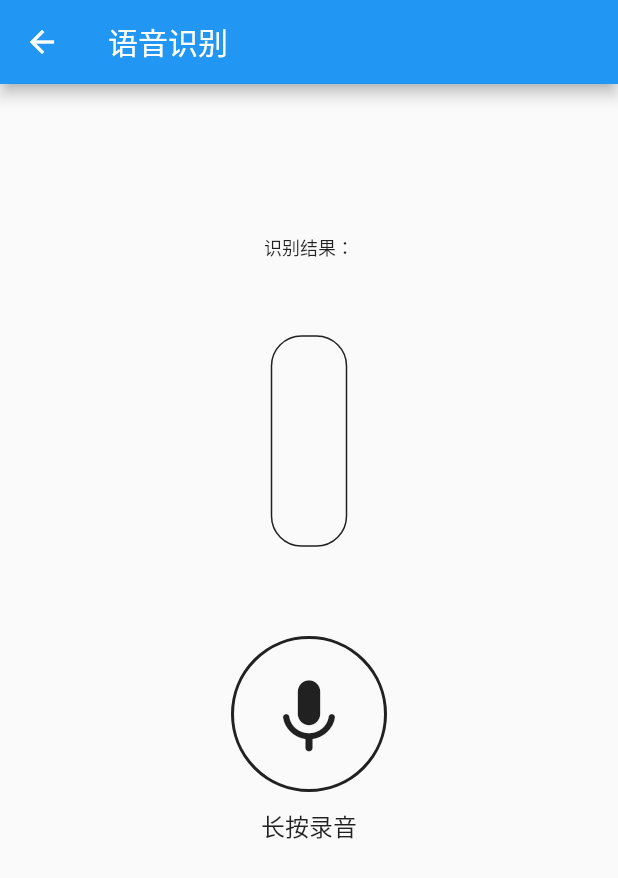
After one commit to lixp185/xfyy_demo, a Flutter app: the screen it shows after launch, after a tap on "语音识别", on a phone screen of 412 x 824 dp. The commit adds this screen. Shown: the top 878 px of the screen. Run offline on Flutter 3.47's test engine with Material 2 defaults, Android fonts, the phone set to English and light mode, and no system bars; our stand-ins replace logger, permission_handler; missing offline and left inert: audio_session, flutter_sound; network calls fail; statements that could not run were skipped.

Commit message:
增加语音听写demo

```diff
--- /dev/null
+++ b/example/lib/canvas/voice_animtor.dart
@@ -0,0 +1,71 @@
+import 'package:flutter/material.dart';
+import 'dart:ui' as ui;
+
+/// 作者： lixp
+/// 创建时间： 2022/6/17 15:51
+/// 类介绍：音波
+class VoiceAnimation extends StatefulWidget {
+  final ValueNotifier<double> voiceNum;
+
+  const VoiceAnimation({Key? key, required this.voiceNum}) : super(key: key);
+
+  @override
+  _VoiceAnimationState createState() => _VoiceAnimationState();
+}
+
+class _VoiceAnimationState extends State<VoiceAnimation> {
+  @override
+  Widget build(BuildContext context) {
+    return CustomPaint(
+      size: const Size(100, 140),
+      painter: _VoicePainter(widget.voiceNum),
+    );
+  }
+}
+
+class _VoicePainter extends CustomPainter {
+  final ValueNotifier<double> voiceNum;
+
+  _VoicePainter(this.voiceNum) : super(repaint: voiceNum);
+
+  @override
+  void paint(Canvas canvas, Size size) {
+    Paint paint = Paint()
+      ..color = Colors.black87
+      ..style = PaintingStyle.stroke
+      ..strokeWidth = 1;
+
+    canvas.drawRRect(
+        RRect.fromRectXY(
+            Rect.fromCenter(
+                center: Offset(size.width / 2, size.height / 2),
+                width: size.width / 2,
+                height: size.height),
+            20,
+            20),
+        paint);
+
+    canvas.drawRRect(
+        RRect.fromRectXY(
+            Rect.fromCenter(
+                center: Offset(size.width / 2, size.height / 2),
+                width: size.width / 2,
+                height: size.height),
+            20,
+            20),
+        paint
+          ..style = PaintingStyle.fill
+          ..shader = ui.Gradient.linear(
+              Offset(size.width / 2, size.height),
+              Offset(size.width / 2,
+                  size.height - size.height * voiceNum.value / 120),
+              [Colors.blue, Colors.red],
+              [1.0 / 4, 1.0 / 1],
+              TileMode.decal));
+  }
+
+  @override
+  bool shouldRepaint(covariant _VoicePainter oldDelegate) {
+    return voiceNum != oldDelegate.voiceNum;
+  }
+}
--- /dev/null
+++ b/example/lib/voice_to_text.dart
@@ -0,0 +1,197 @@
+import 'dart:async';
+
+import 'package:audio_session/audio_session.dart';
+import 'package:flutter/material.dart';
+import 'package:flutter_sound/flutter_sound.dart';
+import 'package:permission_handler/permission_handler.dart';
+import 'package:logger/logger.dart';
+import 'package:xfyy_demo/xfyy_demo.dart';
+
+import 'canvas/voice_animtor.dart';
+
+/// 作者： lixp
+/// 创建时间： 2022/6/17 10:21
+/// 类介绍：语音转文本
+class VoiceText extends StatefulWidget {
+  const VoiceText({Key? key}) : super(key: key);
+
+  @override
+  _VoiceTextState createState() => _VoiceTextState();
+}
+
+class _VoiceTextState extends State<VoiceText> {
+  final FlutterSoundRecorder _mRecorder =
+      FlutterSoundRecorder(logLevel: Level.debug);
+
+  /// 实时语音听写
+  /// 最长支持1分钟即使语音听写
+  /// 超出1分钟请参考语音转写
+  Timer? _timer;
+  int currentTime = 60;
+
+  XfSocket? xfSocket;
+
+  /// 识别文本
+  String text = "";
+
+  /// 是否在说话
+  bool isTalking = false;
+
+  /// 声音大小 0 - 120
+  ValueNotifier<double> voiceNum = ValueNotifier<double>(0.0);
+
+  @override
+  void initState() {
+    super.initState();
+
+    initRecorder();
+  }
+
+  /// 初始化录音
+  Future<void> initRecorder() async {
+    var status = await Permission.microphone.request();
+    if (status != PermissionStatus.granted) {
+      throw RecordingPermissionException('Microphone permission not granted');
+    }
+    await _mRecorder.openRecorder();
+
+    // 设置音频音量获取频率
+    _mRecorder.setSubscriptionDuration(
+      const Duration(milliseconds: 100),
+    );
+    _mRecorder.onProgress!.listen((event) {
+      // 0 - 120
+      voiceNum.value = event.decibels ?? 0;
+    });
+
+    final session = await AudioSession.instance;
+    await session.configure(AudioSessionConfiguration(
+      avAudioSessionCategory: AVAudioSessionCategory.playAndRecord,
+      avAudioSessionCategoryOptions:
+          AVAudioSessionCategoryOptions.allowBluetooth |
+              AVAudioSessionCategoryOptions.defaultToSpeaker,
+      avAudioSessionMode: AVAudioSessionMode.spokenAudio,
+      avAudioSessionRouteSharingPolicy:
+          AVAudioSessionRouteSharingPolicy.defaultPolicy,
+      avAudioSessionSetActiveOptions: AVAudioSessionSetActiveOptions.none,
+      androidAudioAttributes: const AndroidAudioAttributes(
+        contentType: AndroidAudioContentType.speech,
+        flags: AndroidAudioFlags.none,
+        usage: AndroidAudioUsage.voiceCommunication,
+      ),
+      androidAudioFocusGainType: AndroidAudioFocusGainType.gain,
+      androidWillPauseWhenDucked: true,
+    ));
+  }
+
+  StreamSubscription? _mRecordingDataSubscription;
+
+  Future<void> stopRecorder() async {
+    await _mRecorder.stopRecorder();
+    voiceNum.value = 0.0;
+    if (_mRecordingDataSubscription != null) {
+      await _mRecordingDataSubscription!.cancel();
+      _mRecordingDataSubscription = null;
+    }
+  }
+
+  @override
+  Widget build(BuildContext context) {
+    return Scaffold(
+      appBar: AppBar(
+        title: const Text('语音识别'),
+      ),
+      body: Column(
+        crossAxisAlignment: CrossAxisAlignment.center,
+        mainAxisAlignment: MainAxisAlignment.start,
+        children: [
+          Container(
+            margin: const EdgeInsetsDirectional.only(
+                start: 20, end: 20, top: 100, bottom: 50),
+            child: Text(
+              "识别结果：$text",
+              style: const TextStyle(fontSize: 12, color: Colors.black87),
+            ),
+          ),
+          VoiceAnimation(voiceNum: voiceNum),
+          Container(
+              margin: const EdgeInsetsDirectional.only(top: 60),
+              width: double.infinity,
+              padding: const EdgeInsetsDirectional.all(20),
+              decoration: BoxDecoration(
+                  border: Border.all(
+                      color: isTalking ? Colors.red : Colors.black87, width: 2),
+                  // color: Colors.blue,
+                  shape: BoxShape.circle),
+              child: GestureDetector(
+                onLongPressStart: (d) {
+                  setState(() {
+                    isTalking = true;
+                  });
+                  _timer = Timer.periodic(const Duration(seconds: 1), (timer) {
+                    currentTime--;
+                    if (currentTime == 0) {
+                      _timer?.cancel();
+                      // 时间结束
+                    }
+                  });
+                  xfSocket = XfSocket.connectVoice(onTextResult: (text) {
+                    setState(() {
+                      this.text = text;
+                    });
+                  });
+                  startRecord();
+                },
+                child: Icon(
+                  Icons.keyboard_voice_rounded,
+                  color: isTalking ? Colors.red : Colors.black87,
+                  size: 60,
+                ),
+                onLongPressEnd: (d) {
+
+                  _timer?.cancel();
+                  state = 2;
+                  setState(() {
+                    isTalking = false;
+                  });
+                  stopRecorder();
+                },
+              )),
+          Container(
+            margin: const EdgeInsetsDirectional.only(top: 10),
+            child: const Text(
+              "长按录音",
+              style: TextStyle(fontSize: 16),
+            ),
+          ),
+        ],
+      ),
+    );
+  }
+
+  /// 0 :第一帧音频
+  /// 1 :中间的音频
+  /// 2 :最后一帧音频，最后一帧必须要发送
+  int state = 0;
+
+  Future<void> startRecord() async {
+    var recordingDataController = StreamController<FoodData>();
+    _mRecordingDataSubscription =
+        recordingDataController.stream.listen((buffer) {
+      if (state == 0) {
+        xfSocket?.sendVoice(buffer.data!, state: state);
+        state = 1;
+      } else {
+        xfSocket?.sendVoice(buffer.data!, state: state);
+        state = 0;
+      }
+    });
+    await _mRecorder.startRecorder(
+      // toFile: "filePath",
+      toStream: recordingDataController.sink,
+      codec: Codec.pcm16,
+      numChannels: 1,
+      sampleRate: 16000,
+    );
+  }
+}
--- a/example/pubspec.yaml
+++ b/example/pubspec.yaml
@@ -37,10 +37,10 @@ dependencies:
   xfyy_demo:
     path: ../
   # 音频播放器
-  audioplayers: ^0.20.1
+#  audioplayers: ^0.20.1
   flutter_sound: ^9.2.13
   audio_session: ^0.1.6
-#  permission_handler: ^6.1.3
+  permission_handler: ^8.2.0
 
 dev_dependencies:
   flutter_test:
```
Also changed, not shown: example/lib/main.dart (+18 -162 lines), example/lib/text_to_voice.dart (added, +78 -0 lines), lib/src/utils/xf_socket.dart (+19 -5 lines), example/pubspec.lock.
